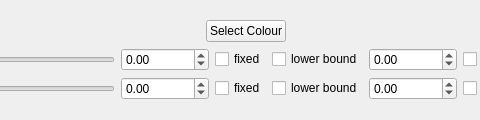
Above: pensant/ui/linearModelFitParameters.ui from syncope/pensant before the change; both pictures show x 447 to 927 and y 0 to 120 of the 1108 by 120 pixel window. Below: the same form after it.
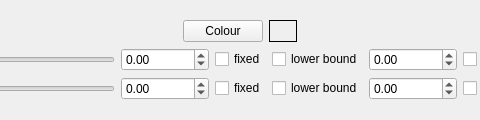
That is the form after the change.

Commit message: + implemented new ui element to display colour; plus code changes ++ in addition: update annual copyright info

```diff
--- a/pensant/ui/linearModelFitParameters.ui
+++ b/pensant/ui/linearModelFitParameters.ui
@@ -54,7 +54,17 @@
        <item>
         <widget class="QPushButton" name="chooseColourButton">
          <property name="text">
-          <string>Select Colour</string>
+          <string>Colour</string>
+         </property>
+        </widget>
+       </item>
+       <item>
+        <widget class="QLabel" name="colourDisplay">
+         <property name="frameShape">
+          <enum>QFrame::Box</enum>
+         </property>
+         <property name="text">
+          <string>      </string>
          </property>
         </widget>
        </item>
```
The commit also changes 13 other files.
